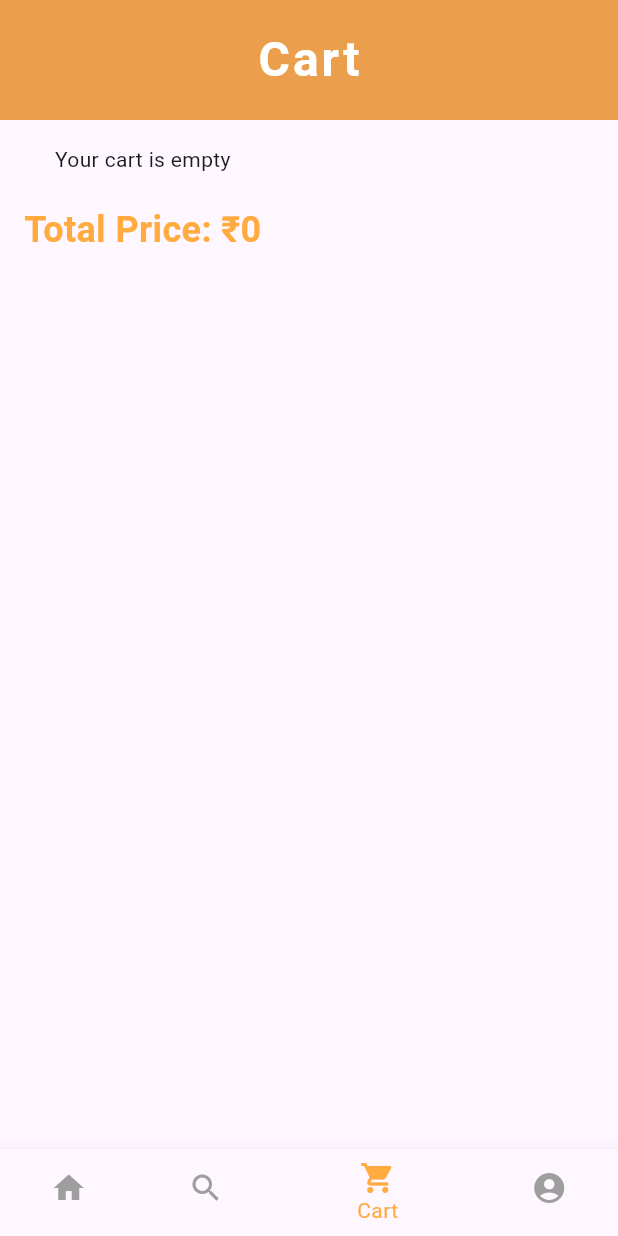
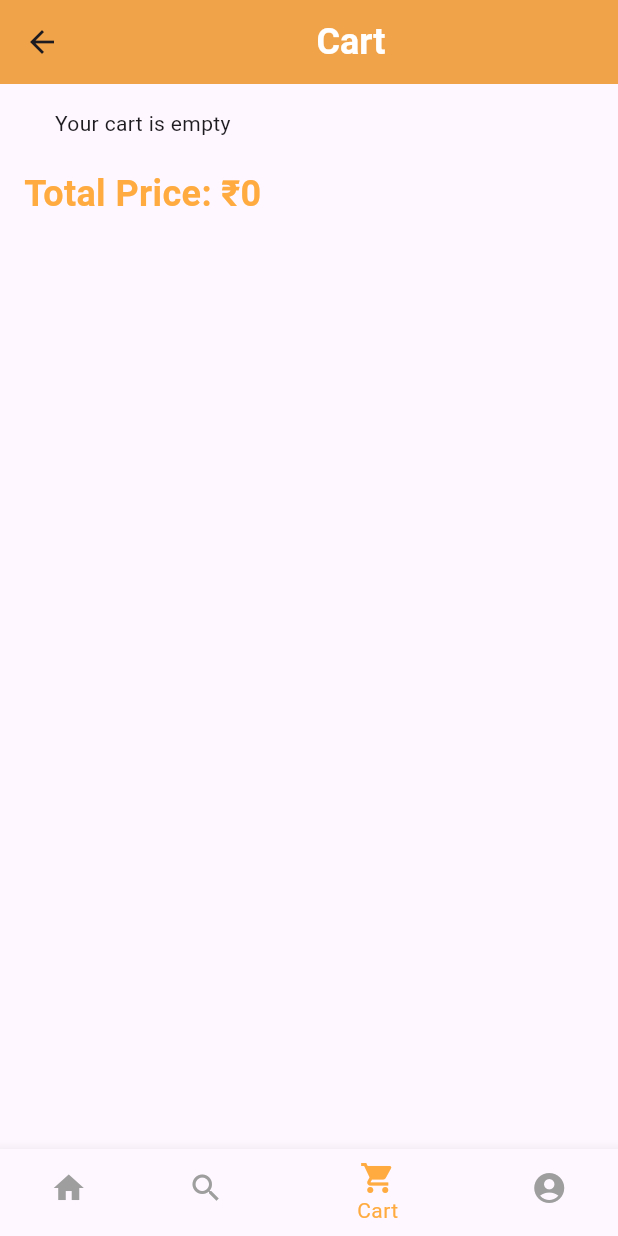
Before and after one commit to Yash-Gupta001/E-commerce-App, a Flutter app: the Cart screen opened by its route, on a phone screen of 412 x 824 dp. Run offline on Flutter 3.47's test engine with Material 3 defaults, Android fonts, the phone set to English and light mode, and no system bars; our stand-ins replace double_back_to_close_app, get, image_picker; missing offline and left inert: double_back_to_exit, flutter_upi_india, horizontal_card_pager.

Commit message:
custom appbar and product pages added

```diff
--- a/lib/pages/cart.dart
+++ b/lib/pages/cart.dart
@@ -1,6 +1,7 @@
 import 'package:app4/controller/cartController.dart';
 import 'package:app4/pages/payment/payment.dart';
 import 'package:app4/ui/custombutton.dart';
+import 'package:app4/ui/ui_component/CustomAppbar.dart';
 import 'package:app4/ui/ui_component/custom_navigation_bar.dart';
 import 'package:flutter/material.dart';
 import 'package:get/get.dart';
@@ -27,23 +28,7 @@ class _CartState extends State<Cart> {
   @override
   Widget build(BuildContext context) {
     return Scaffold(
-      appBar: AppBar(
-        automaticallyImplyLeading: false,
-        toolbarHeight: 80,
-        backgroundColor: Colors.orangeAccent,
-        title: Center(
-          child: Text(
-            'Cart',
-            style: TextStyle(
-              color: Colors.white,
-              fontWeight: FontWeight.bold,
-              fontSize: 32,
-              letterSpacing: 2.0,
-            ),
-          ),
-        ),
-        elevation: 10,
-      ),
+      appBar: CustomAppbar(title: 'Cart', leading: false),
 
       body: Padding(
         padding: const EdgeInsets.all(16.0),
--- /dev/null
+++ b/lib/ui/ui_component/CustomAppbar.dart
@@ -0,0 +1,43 @@
+import 'package:flutter/material.dart';
+import 'package:get/get.dart';
+
+class CustomAppbar extends StatelessWidget implements PreferredSizeWidget {
+  final String title;
+  final Color backgroundColor;
+  final double elevation;
+  final bool leading;
+  const CustomAppbar({
+    super.key,
+    required this.title,
+    this.backgroundColor = Colors.orangeAccent,
+    this.elevation = 4.0,
+    required this.leading,  // Use bool here
+  });
+
+  @override
+  Widget build(BuildContext context) {
+    return AppBar(
+      leading: leading ? IconButton(
+        icon: Icon(Icons.arrow_back),
+        onPressed: () {
+          Get.back();
+        },
+      ) : null,
+      backgroundColor: backgroundColor,
+      elevation: elevation,
+      title: Center(
+        child: Text(
+          title,
+          style: TextStyle(
+            fontSize: 24,
+            fontWeight: FontWeight.bold,
+            color: Colors.white,
+          ),
+        ),
+      ),
+    );
+  }
+
+  @override
+  Size get preferredSize => Size.fromHeight(kToolbarHeight);
+}
```
Also changed, not shown: lib/pages/MainMenu.dart (+37 -45 lines), lib/pages/ProfilePage.dart (+3 -17 lines), lib/pages/search.dart (+2 -17 lines), lib/ui/ui_component/IconTitleCardItem.dart (added, +40 -0 lines), pubspec.yaml (+5 -2 lines), lib/pages/product sections/electronics.dart (added), lib/pages/product sections/grocery.dart (added), lib/pages/product sections/kitchen.dart (added), lib/ui/ui_component/productcard.dart (added), pubspec.lock, 1 other file.
